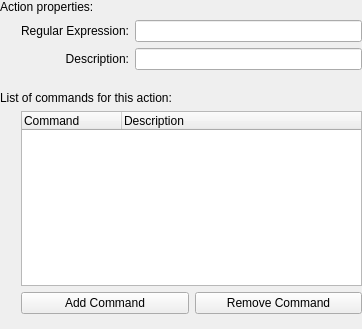
First picture: the form in klipper/editactiondialog.ui, repository mgottschlag/kwin-tiling, before the edit.
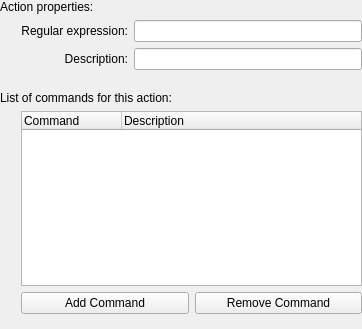
Second picture: the form after the edit.

The edit to the form file:
```diff
--- a/klipper/editactiondialog.ui
+++ b/klipper/editactiondialog.ui
@@ -39,7 +39,7 @@
      <item row="0" column="1">
       <widget class="QLabel" name="label_2">
        <property name="text">
-        <string>Regular Expression:</string>
+        <string>Regular expression:</string>
        </property>
        <property name="alignment">
         <set>Qt::AlignRight|Qt::AlignTrailing|Qt::AlignVCenter</set>
```
